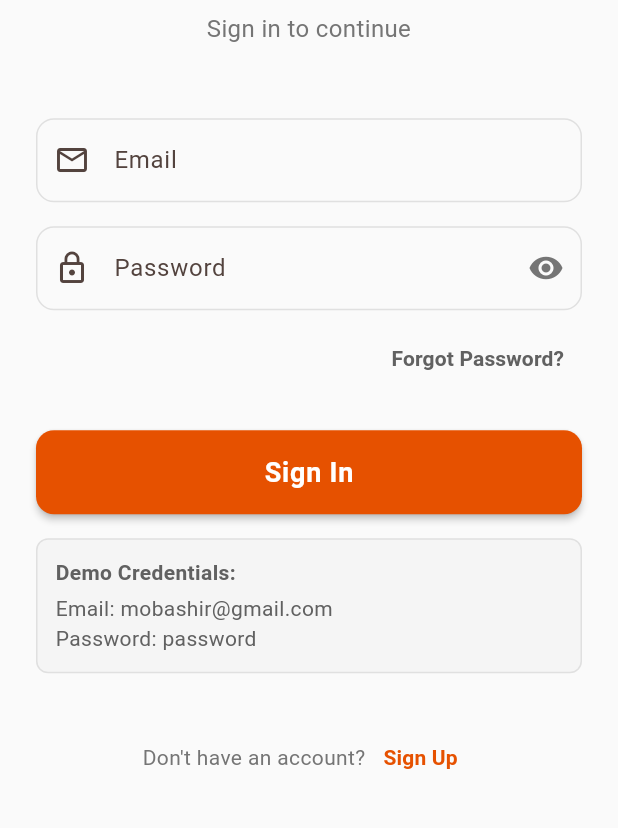
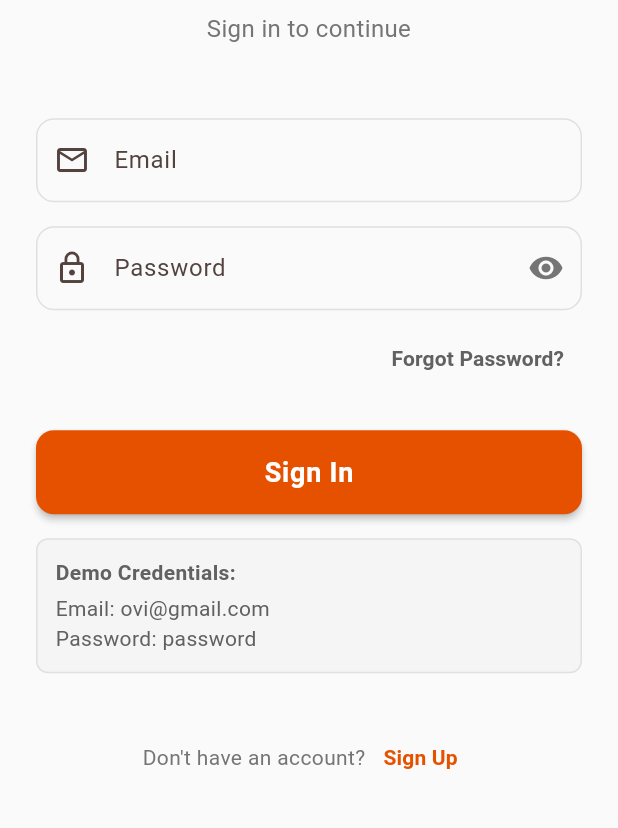
Before and after one commit to ovishkh/Cal-AI, a Flutter app: the screen it shows after launch, on a phone screen of 412 x 824 dp, the part 328-1156 px from its top. Run offline on Flutter 3.47's test engine with Material 3 defaults, Android fonts, the phone set to English and light mode, and no system bars; our stand-ins replace fl_chart, image_picker, open_file, pdf, shared_preferences.

Commit message:
fix: replace mobashir@gmail.com with ovi@gmail.com in login credentials

```diff
--- a/lib/screens/login.dart
+++ b/lib/screens/login.dart
@@ -34,7 +34,7 @@ class _LoginScreenState extends State<LoginScreen> {
         _isLoading = false;
       });
 
-      if (email == 'mobashir@gmail.com' && password == 'password') {
+      if (email == 'ovi@gmail.com' && password == 'password') {
         // Set the auth state to logged in
         Provider.of<AuthState>(context, listen: false).login();
 
@@ -260,7 +260,7 @@ class _LoginScreenState extends State<LoginScreen> {
                             ),
                             const SizedBox(height: 4),
                             Text(
-                              'Email: mobashir@gmail.com\nPassword: password',
+                              'Email: ovi@gmail.com\nPassword: password',
                               style: TextStyle(color: Colors.grey[700]),
                             ),
                           ],
```
